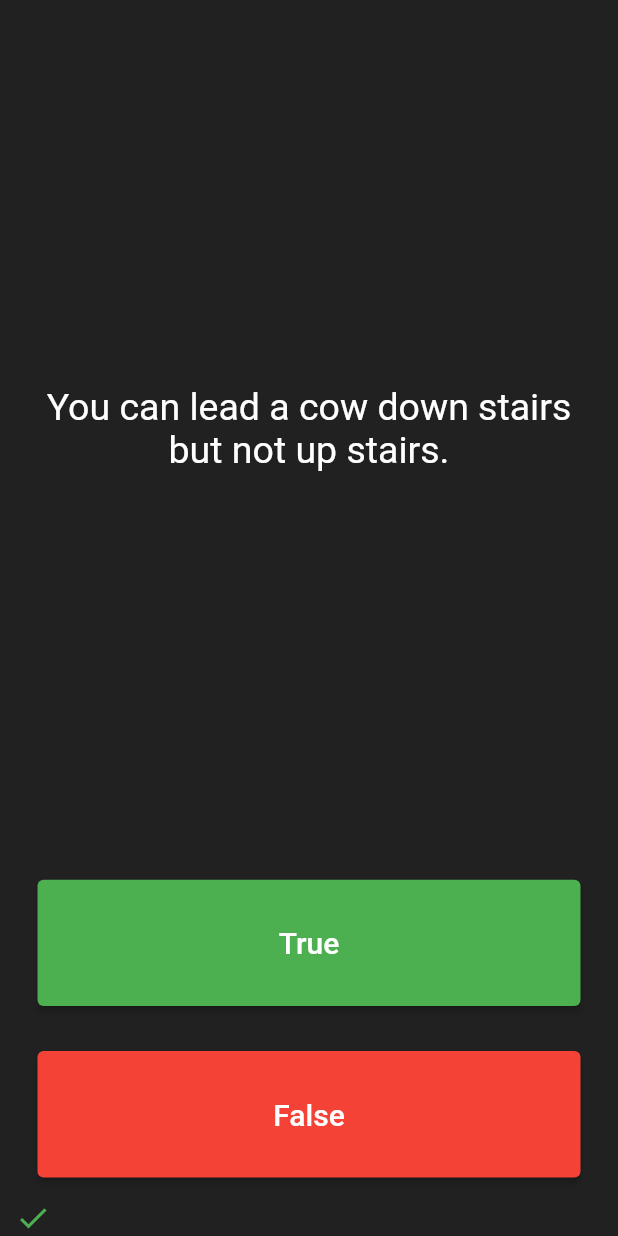
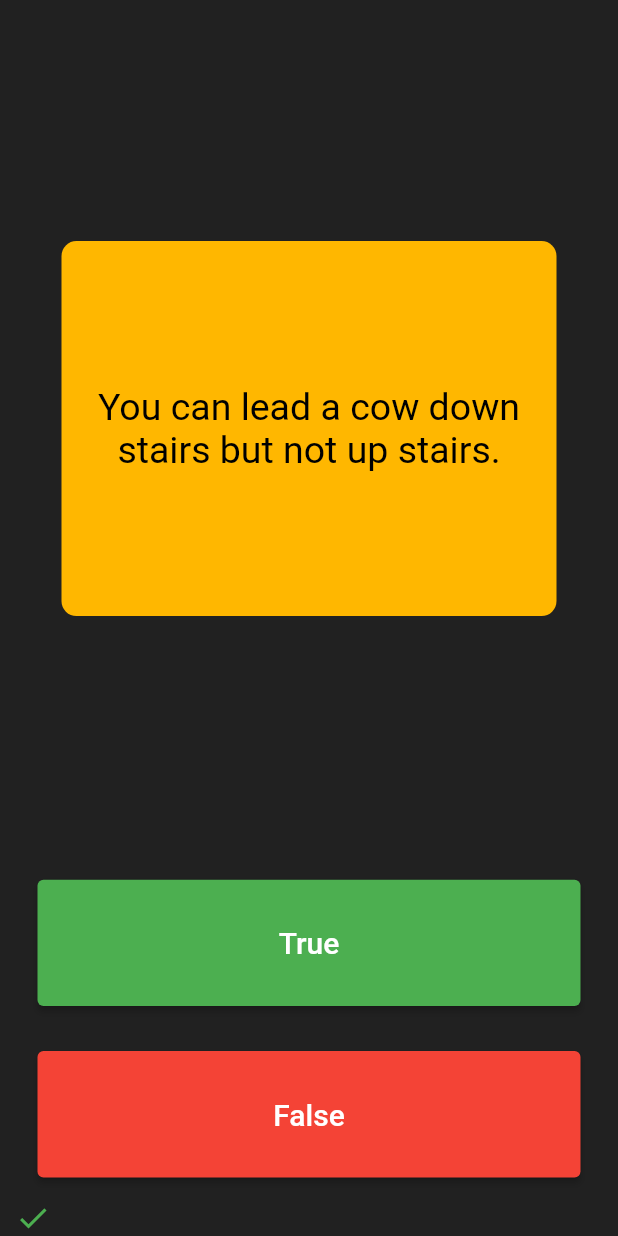
Before and after one commit to AndikaNaufanDwi/Flutter-Quizzler_AndikaNaufan, a Flutter app: the screen it shows after launch, after a tap on "True", on a phone screen of 412 x 824 dp. Run offline on Flutter 3.47's test engine with Material 2 defaults, Android fonts, the phone set to English and light mode, and no system bars; our stand-ins replace rflutter_alert.

Commit message:
Adding Box to Question

```diff
--- a/lib/main.dart
+++ b/lib/main.dart
@@ -39,8 +39,9 @@ class _QuizPageState extends State<QuizPage> {
         Alert(
           context: context,
           title: "Selesai!",
-                desc: "Anda telah menyelsaikan kuis.")
-            .show();
+          desc: "Anda telah menyelsaikan kuis.",
+          buttons: [],
+        ).show();
         quizBrain.reset();
         scoreKeeper.clear();
       } else {
@@ -70,12 +71,22 @@ class _QuizPageState extends State<QuizPage> {
           child: Padding(
             padding: EdgeInsets.all(10.0),
             child: Center(
+              child: Container(
+                decoration: BoxDecoration(
+                    border: Border.all(color: Color.fromARGB(0, 255, 221, 0)),
+                    borderRadius: BorderRadius.all(Radius.circular(10)),
+                    color: Color.fromARGB(255, 255, 183, 0)),
+                height: 250,
+                width: 330,
+                child: Center(
                   child: Text(
                     quizBrain.getQuestionText(0),
                     textAlign: TextAlign.center,
                     style: TextStyle(
                       fontSize: 25.0,
-                  color: Colors.white,
+                      color: Colors.black,
+                    ),
+                  ),
                 ),
               ),
             ),
```
Lines whose indentation alone changed are shown as unchanged.
